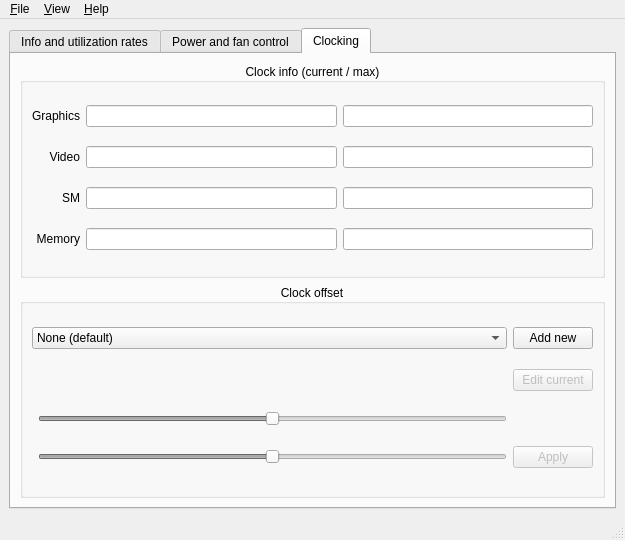
Above: ui/mainwindow.ui from AlexandrAlexeev7119/NvCtrl-linux before the change. Below: the same form after it.
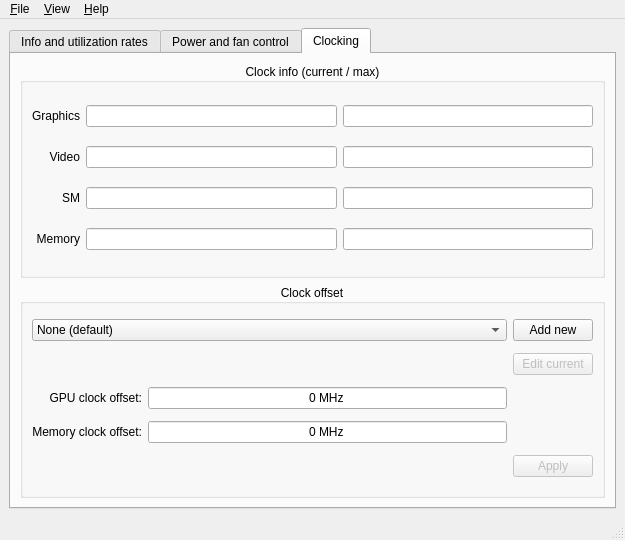
That is the form after the change. The open tabs and pages were chosen to show the change. Icons and pictures are not drawn.

Commit message: fan speed profiles fix + clock

The edit to the form file:
```diff
--- a/ui/mainwindow.ui
+++ b/ui/mainwindow.ui
@@ -18,7 +18,7 @@
     <item row="0" column="0" colspan="2">
      <widget class="QTabWidget" name="tabWidget">
       <property name="currentIndex">
-       <number>0</number>
+       <number>2</number>
       </property>
       <widget class="QWidget" name="tab_info">
        <attribute name="title">
@@ -864,6 +864,16 @@
            <set>Qt::AlignCenter</set>
           </property>
           <layout class="QGridLayout" name="gridLayout_8">
+           <item row="1" column="2">
+            <widget class="QPushButton" name="pushButton_edit_curr_clock_offset_profile">
+             <property name="enabled">
+              <bool>false</bool>
+             </property>
+             <property name="text">
+              <string>Edit current</string>
+             </property>
+            </widget>
+           </item>
            <item row="0" column="2">
             <widget class="QPushButton" name="pushButton_add_new_clock_offset_profile">
              <property name="text">
@@ -871,35 +881,6 @@
              </property>
             </widget>
            </item>
-           <item row="2" column="1">
-            <widget class="QSlider" name="horizontalSlider_set_gpu_clock_offset">
-             <property name="enabled">
-              <bool>false</bool>
-             </property>
-             <property name="minimum">
-              <number>-200</number>
-             </property>
-             <property name="maximum">
-              <number>200</number>
-             </property>
-             <property name="pageStep">
-              <number>5</number>
-             </property>
-             <property name="orientation">
-              <enum>Qt::Horizontal</enum>
-             </property>
-            </widget>
-           </item>
-           <item row="4" column="2">
-            <widget class="QPushButton" name="pushButton_apply_clock_offset">
-             <property name="enabled">
-              <bool>false</bool>
-             </property>
-             <property name="text">
-              <string>Apply</string>
-             </property>
-            </widget>
-           </item>
            <item row="0" column="0" colspan="2">
             <widget class="QComboBox" name="comboBox_select_clock_offset_profile">
              <item>
@@ -907,39 +888,61 @@
                <string>None (default)</string>
               </property>
              </item>
-             <item>
-              <property name="text">
-               <string>Manual</string>
-              </property>
-             </item>
             </widget>
            </item>
-           <item row="1" column="2">
-            <widget class="QPushButton" name="pushButton_edit_curr_clock_offset_profile">
-             <property name="enabled">
-              <bool>false</bool>
+           <item row="2" column="1">
+            <widget class="QLineEdit" name="lineEdit_current_gpu_clock_offset">
+             <property name="text">
+              <string>0 MHz</string>
              </property>
+             <property name="alignment">
+              <set>Qt::AlignCenter</set>
+             </property>
+             <property name="readOnly">
+              <bool>true</bool>
+             </property>
+            </widget>
+           </item>
+           <item row="3" column="1">
+            <widget class="QLineEdit" name="lineEdit_current_mem_clock_offset">
              <property name="text">
-              <string>Edit current</string>
+              <string>0 MHz</string>
              </property>
+             <property name="alignment">
+              <set>Qt::AlignCenter</set>
+             </property>
+             <property name="readOnly">
+              <bool>true</bool>
+             </property>
             </widget>
            </item>
-           <item row="4" column="1">
-            <widget class="QSlider" name="horizontalSlider_set_mem_clock_profile">
+           <item row="4" column="2">
+            <widget class="QPushButton" name="pushButton_apply_clock_offset">
              <property name="enabled">
               <bool>false</bool>
              </property>
-             <property name="minimum">
-              <number>-200</number>
+             <property name="text">
+              <string>Apply</string>
              </property>
-             <property name="maximum">
-              <number>200</number>
+            </widget>
+           </item>
+           <item row="2" column="0">
+            <widget class="QLabel" name="label">
+             <property name="text">
+              <string>GPU clock offset:</string>
              </property>
-             <property name="pageStep">
-              <number>5</number>
+             <property name="alignment">
+              <set>Qt::AlignRight|Qt::AlignTrailing|Qt::AlignVCenter</set>
              </property>
-             <property name="orientation">
-              <enum>Qt::Horizontal</enum>
+            </widget>
+           </item>
+           <item row="3" column="0">
+            <widget class="QLabel" name="label_2">
+             <property name="text">
+              <string>Memory clock offset:</string>
+             </property>
+             <property name="alignment">
+              <set>Qt::AlignRight|Qt::AlignTrailing|Qt::AlignVCenter</set>
              </property>
             </widget>
            </item>
```
The commit also changes 2 other files.
